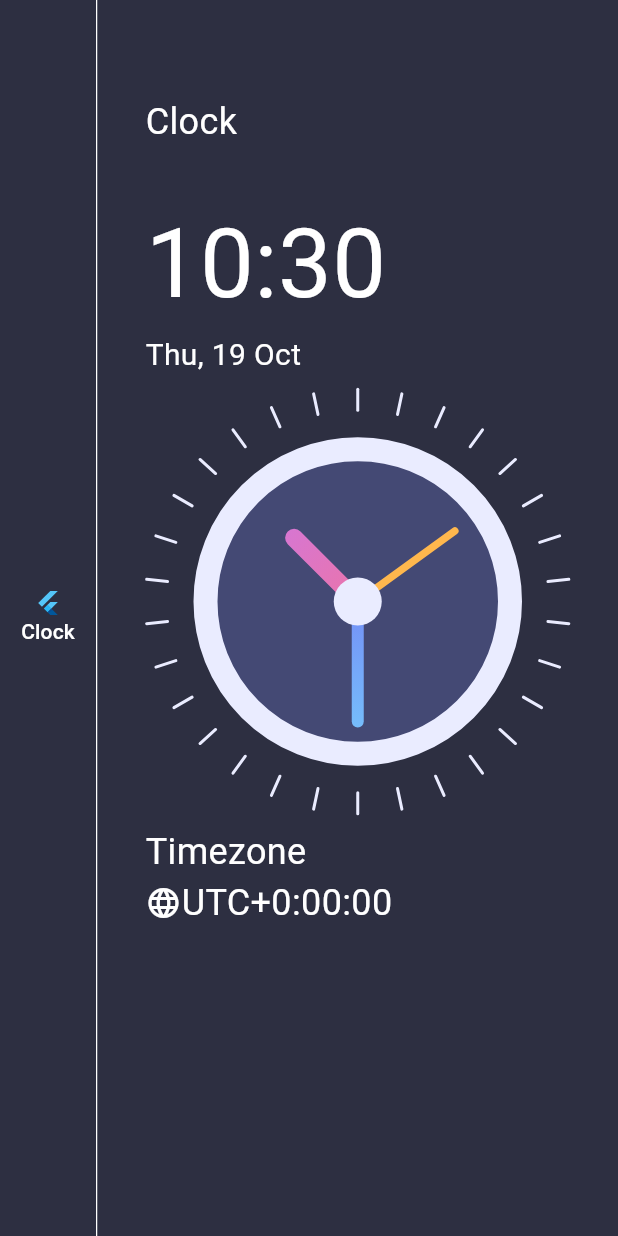
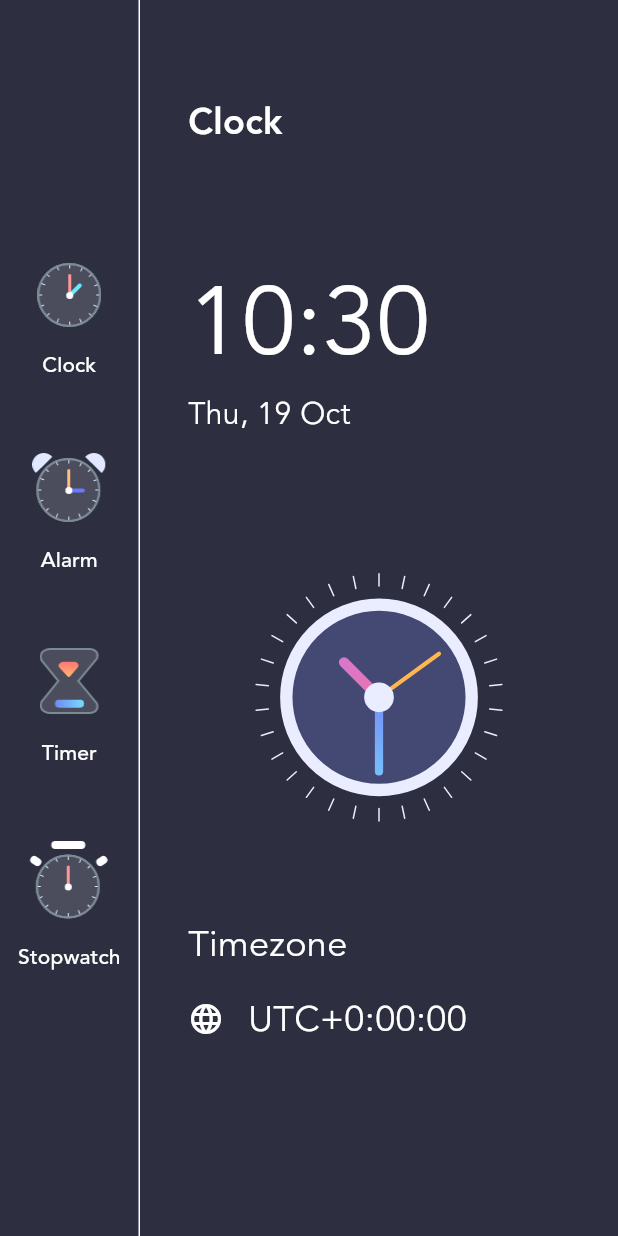
Before and after one commit to Mahender-Kumar/myclock, a Flutter app: the screen it shows after launch, after a tap on "Clock", on a phone screen of 412 x 824 dp. Run offline on Flutter 3.47's test engine with Material 2 defaults, Android fonts, the phone set to English and light mode, and no system bars.

Commit message:
clocl responsive

```diff
--- a/lib/clock_view.dart
+++ b/lib/clock_view.dart
@@ -4,7 +4,8 @@
 import 'package:flutter/material.dart';
 
 class ClockView extends StatefulWidget {
-  const ClockView({super.key});
+  final double size;
+  const ClockView({super.key, required this.size});
 
   @override
   State<ClockView> createState() => _ClockViewState();
@@ -22,8 +23,8 @@
   @override
   Widget build(BuildContext context) {
     return Container(
-      width: 300,
-      height: 300,
+      width: widget.size,
+      height: widget.size,
       child: Transform.rotate(
         angle: -pi / 2,
         child: CustomPaint(
@@ -49,9 +50,9 @@
     var outlineBrush = Paint()
       ..color = const Color(0xFFEAECFF)
       ..style = PaintingStyle.stroke
-      ..strokeWidth = 16;
+      ..strokeWidth = size.width / 20;
 
-    var centerFillBrush = Paint()..color = const Color(0xFFEAECFF);
+    var centerDotBrush = Paint()..color = const Color(0xFFEAECFF);
 
     /*------------------clock hands-------------*/
 
@@ -61,7 +62,7 @@
       //     .createShader(Rect.fromCircle(center: center, radius: radius))
       ..style = PaintingStyle.stroke
       ..strokeCap = StrokeCap.round
-      ..strokeWidth = 5;
+      ..strokeWidth = size.width / 60;
 
     var minHandBrush = Paint()
       ..shader =
@@ -69,7 +70,7 @@
               .createShader(Rect.fromCircle(center: center, radius: radius))
       ..style = PaintingStyle.stroke
       ..strokeCap = StrokeCap.round
-      ..strokeWidth = 8;
+      ..strokeWidth = size.width / 30;
 
     var hourHandBrush = Paint()
       ..shader =
@@ -77,35 +78,39 @@
               .createShader(Rect.fromCircle(center: center, radius: radius))
       ..style = PaintingStyle.stroke
       ..strokeCap = StrokeCap.round
-      ..strokeWidth = 12;
+      ..strokeWidth = size.width / 24;
 
-    canvas.drawCircle(center, radius - 40, fillBrush);
-    canvas.drawCircle(center, radius - 40, outlineBrush);
+    canvas.drawCircle(center, radius * 0.75, fillBrush);
+    canvas.drawCircle(center, radius * 0.75, outlineBrush);
 
-    var secHandX = centerX + 80 * cos(dateTime.second * 6 * pi / 180);
-    var secHandY = centerY + 80 * sin(dateTime.second * 6 * pi / 180);
+    var secHandX = centerX + radius * 0.6 * cos(dateTime.second * 6 * pi / 180);
+    var secHandY = centerY + radius * 0.6 * sin(dateTime.second * 6 * pi / 180);
     canvas.drawLine(center, Offset(secHandX, secHandY), secHandBrush);
 
-    var minHandX = centerX + 80 * cos(dateTime.minute * 6 * pi / 180);
-    var minHandY = centerY + 80 * sin(dateTime.minute * 6 * pi / 180);
+    var minHandX = centerX + radius * 0.6 * cos(dateTime.minute * 6 * pi / 180);
+    var minHandY = centerY + radius * 0.6 * sin(dateTime.minute * 6 * pi / 180);
     canvas.drawLine(center, Offset(minHandX, minHandY), minHandBrush);
 
     var hourHandX = centerX +
-        60 * cos((dateTime.hour * 30 + dateTime.minute * 0.5) * pi / 180);
+        radius *
+            0.4 *
+            cos((dateTime.hour * 30 + dateTime.minute * 0.5) * pi / 180);
     var hourHandY = centerY +
-        60 * sin((dateTime.hour * 30 + dateTime.minute * 0.5) * pi / 180);
+        radius *
+            0.4 *
+            sin((dateTime.hour * 30 + dateTime.minute * 0.5) * pi / 180);
     canvas.drawLine(center, Offset(hourHandX, hourHandY), hourHandBrush);
 
-    canvas.drawCircle(center, 16, centerFillBrush);
+    canvas.drawCircle(center, radius * 0.12, centerDotBrush);
 
     var outerCircleRadius = radius;
-    var innerCircleRadius = radius - 14;
+    var innerCircleRadius = radius * 0.9;
 
     var dashBrush = Paint()
       ..color = const Color(0xFFEAECFF)
       ..style = PaintingStyle.stroke
       ..strokeCap = StrokeCap.round
-      ..strokeWidth = 2;
+      ..strokeWidth = 1;
 
     for (double i = 0; i < 360; i += 12) {
       var x1 = centerX + outerCircleRadius * cos(i * pi / 180);
--- a/lib/home_page.dart
+++ b/lib/home_page.dart
@@ -29,20 +29,13 @@
           Column(
             mainAxisAlignment: MainAxisAlignment.center,
             children: <Widget>[
-              TextButton(
-                  onPressed: () {},
-                  child: const Column(
-                    children: [
-                      FlutterLogo(),
-                      Text(
-                        'Clock',
-                        style: TextStyle(color: Colors.white, fontSize: 14),
-                      )
-                    ],
-                  ))
+              buildMenuButton('Clock', 'assets/clock_icon.png'),
+              buildMenuButton('Alarm', 'assets/alarm_icon.png'),
+              buildMenuButton('Timer', 'assets/timer_icon.png'),
+              buildMenuButton('Stopwatch', 'assets/stopwatch_icon.png'),
             ],
           ),
-          VerticalDivider(
+          const VerticalDivider(
             color: Colors.white,
             width: 1,
           ),
@@ -54,25 +47,70 @@
               child: Column(
                 crossAxisAlignment: CrossAxisAlignment.start,
                 children: <Widget>[
-                  const Text(
+                  const Flexible(
+                    flex: 1,
+                    fit: FlexFit.tight,
+                    child: Text(
                       'Clock',
-                    style: TextStyle(color: Colors.white, fontSize: 24),
+                      style: TextStyle(
+                        fontFamily: 'avenir',
+                        fontWeight: FontWeight.w700,
+                        color: Colors.white,
+                        fontSize: 24,
+                      ),
+                    ),
                   ),
                   const SizedBox(
                     height: 32,
                   ),
+                  Flexible(
+                    flex: 2,
+                    fit: FlexFit.tight,
+                    child: Column(
+                      crossAxisAlignment: CrossAxisAlignment.start,
+                      children: [
                         Text(
                           formattedTime,
-                    style: const TextStyle(color: Colors.white, fontSize: 64),
+                          style: const TextStyle(
+                              fontFamily: 'avenir',
+                              color: Colors.white,
+                              fontSize: 64),
                         ),
                         Text(
                           formattedDate,
-                    style: const TextStyle(color: Colors.white, fontSize: 20),
+                          style: const TextStyle(
+                              color: Colors.white,
+                              fontFamily: 'avenir',
+                              fontSize: 20),
                         ),
-                  const ClockView(),
+                      ],
+                    ),
+                  ),
+                  Flexible(
+                    flex: 4,
+                    fit: FlexFit.tight,
+                    child: Align(
+                      alignment: Alignment.center,
+                      child: ClockView(
+                        size: MediaQuery.of(context).size.height / 5,
+                      ),
+                    ),
+                  ),
+                  Flexible(
+                    flex: 2,
+                    fit: FlexFit.tight,
+                    child: Column(
+                      crossAxisAlignment: CrossAxisAlignment.start,
+                      children: [
                         const Text(
                           'Timezone',
-                    style: TextStyle(color: Colors.white, fontSize: 24),
+                          style: TextStyle(
+                              color: Colors.white,
+                              fontFamily: 'avenir',
+                              fontSize: 24),
+                        ),
+                        const SizedBox(
+                          height: 16,
                         ),
                         Row(
                           children: <Widget>[
@@ -80,12 +118,20 @@
                               Icons.language,
                               color: Colors.white,
                             ),
+                            const SizedBox(
+                              width: 16,
+                            ),
                             Text(
                               'UTC' + offsetSign + timezoneString,
-                        style:
-                            const TextStyle(color: Colors.white, fontSize: 24),
+                              style: const TextStyle(
+                                  color: Colors.white,
+                                  fontFamily: 'avenir',
+                                  fontSize: 24),
                             ),
                           ],
+                        ),
+                      ],
+                    ),
                   ),
                 ],
               ),
@@ -95,4 +141,28 @@
       ),
     );
   }
+
+  Padding buildMenuButton(String title, String imagePath) {
+    return Padding(
+      padding: const EdgeInsets.symmetric(vertical: 16.0),
+      child: TextButton(
+          onPressed: () {},
+          child: Column(
+            children: [
+              Image.asset(
+                imagePath,
+                scale: 1.5,
+              ),
+              const SizedBox(
+                height: 16,
+              ),
+              Text(
+                title ?? '',
+                style: const TextStyle(
+                    fontFamily: 'avenir', color: Colors.white, fontSize: 14),
+              )
+            ],
+          )),
+    );
   }
+}
```
Lines whose indentation alone changed are shown as unchanged.
